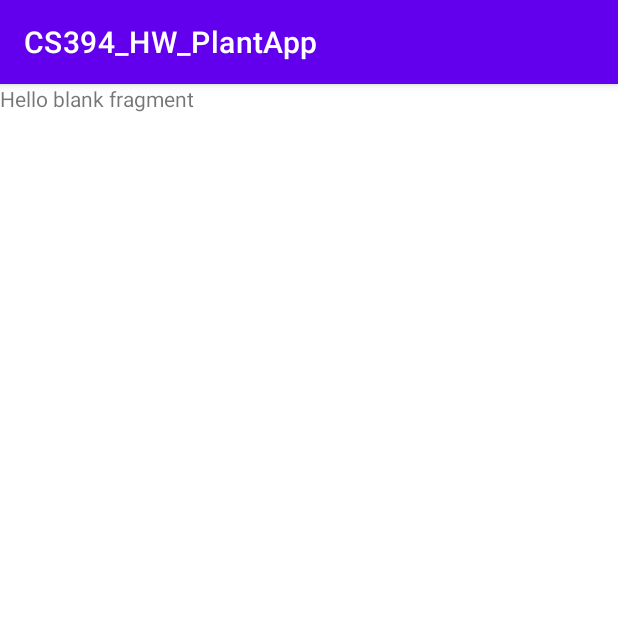
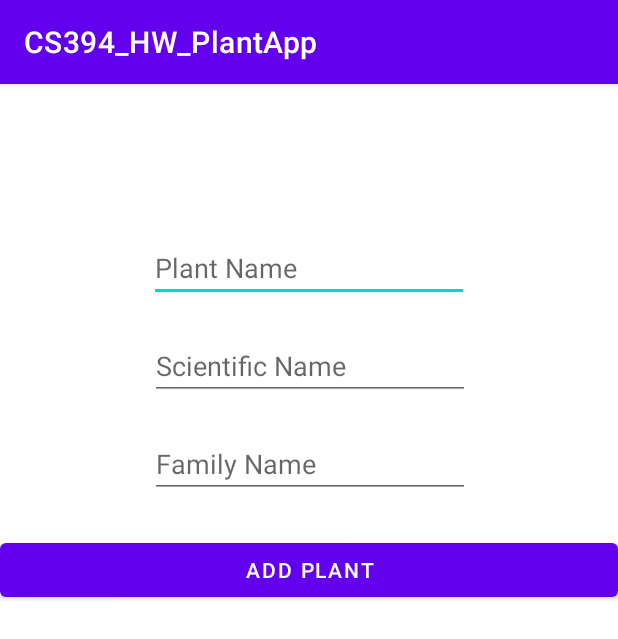
Before and after one commit to eminkartci/CS394_PlantApp, an Android app: the fragment AddFragment shown on its own in the app's theme, on a phone screen of 412 x 824 dp. Shown: the top 639 px of the screen. Run offline under Robolectric (Android 15) with nearby library versions, the phone set to English and light mode, and no system bars.

Commit message:
add plant view is added

```diff
--- a/app/src/main/res/layout/fragment_add.xml
+++ b/app/src/main/res/layout/fragment_add.xml
@@ -1,14 +1,56 @@
 <?xml version="1.0" encoding="utf-8"?>
-<FrameLayout xmlns:android="http://schemas.android.com/apk/res/android"
+<androidx.constraintlayout.widget.ConstraintLayout xmlns:android="http://schemas.android.com/apk/res/android"
+    xmlns:app="http://schemas.android.com/apk/res-auto"
     xmlns:tools="http://schemas.android.com/tools"
     android:layout_width="match_parent"
     android:layout_height="match_parent"
     tools:context=".fragments.add.AddFragment">
 
-    <!-- TODO: Update blank fragment layout -->
-    <TextView
+    <EditText
+        android:id="@+id/editTextTextPersonName4"
+        android:layout_width="wrap_content"
+        android:layout_height="wrap_content"
+        android:layout_marginTop="100dp"
+        android:ems="10"
+        android:hint="Plant Name"
+        android:inputType="textPersonName"
+        app:layout_constraintEnd_toEndOf="parent"
+        app:layout_constraintStart_toStartOf="parent"
+        app:layout_constraintTop_toTopOf="parent" />
+
+    <EditText
+        android:id="@+id/editTextTextPersonName5"
+        android:layout_width="wrap_content"
+        android:layout_height="wrap_content"
+        android:layout_marginTop="20dp"
+        android:ems="10"
+        android:hint="Family Name"
+        android:inputType="textPersonName"
+        app:layout_constraintEnd_toEndOf="parent"
+        app:layout_constraintHorizontal_bias="0.502"
+        app:layout_constraintStart_toStartOf="parent"
+        app:layout_constraintTop_toBottomOf="@+id/editTextTextPersonName6" />
+
+    <EditText
+        android:id="@+id/editTextTextPersonName6"
+        android:layout_width="wrap_content"
+        android:layout_height="wrap_content"
+        android:layout_marginTop="20dp"
+        android:ems="10"
+        android:hint="Scientific Name"
+        android:inputType="textPersonName"
+        app:layout_constraintEnd_toEndOf="parent"
+        app:layout_constraintHorizontal_bias="0.502"
+        app:layout_constraintStart_toStartOf="parent"
+        app:layout_constraintTop_toBottomOf="@+id/editTextTextPersonName4" />
+
+    <Button
+        android:id="@+id/button"
         android:layout_width="match_parent"
-        android:layout_height="match_parent"
-        android:text="@string/hello_blank_fragment" />
-
-</FrameLayout>
+        android:layout_height="wrap_content"
+        android:layout_marginTop="24dp"
+        android:text="Add Plant"
+        app:layout_constraintEnd_toEndOf="parent"
+        app:layout_constraintStart_toStartOf="parent"
+        app:layout_constraintTop_toBottomOf="@+id/editTextTextPersonName5" />
+</androidx.constraintlayout.widget.ConstraintLayout>
--- a/app/src/main/res/layout/fragment_list.xml
+++ b/app/src/main/res/layout/fragment_list.xml
@@ -20,7 +20,7 @@
         app:layout_constraintEnd_toEndOf="parent" />
 
     <androidx.recyclerview.widget.RecyclerView
-        android:id="@+id/recyclerView"
+        android:id="@+id/rv_plants"
         android:layout_width="match_parent"
         android:layout_height="match_parent"
         app:layout_constraintBottom_toBottomOf="parent"
```
